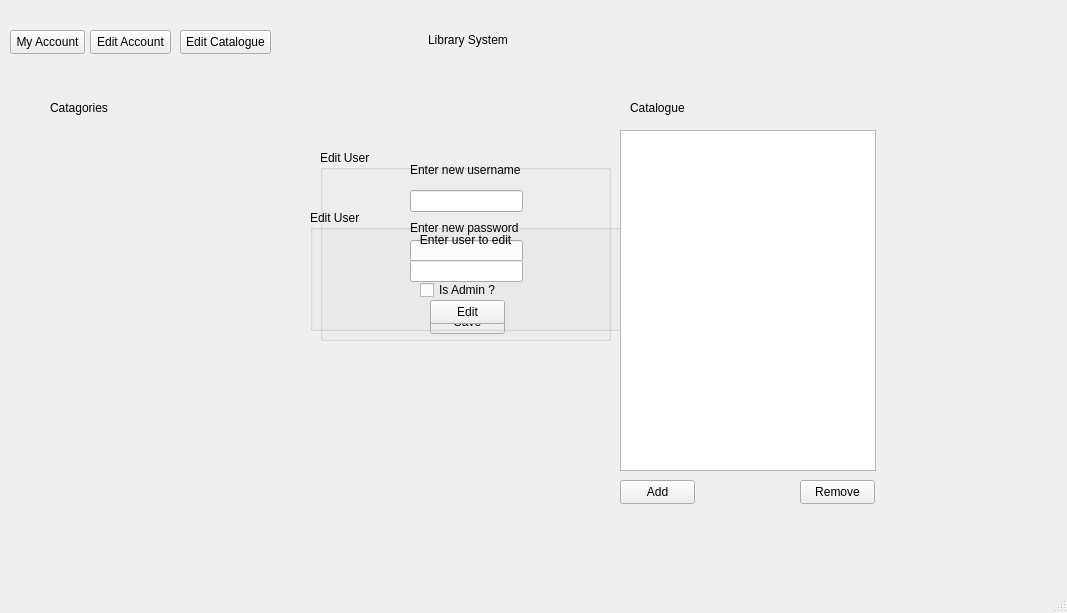
This is LibraryInfoSystem/dashboardwindow.ui in Finnzag/Library-Info-System as Qt 5 draws it before an edit. The edited form follows.
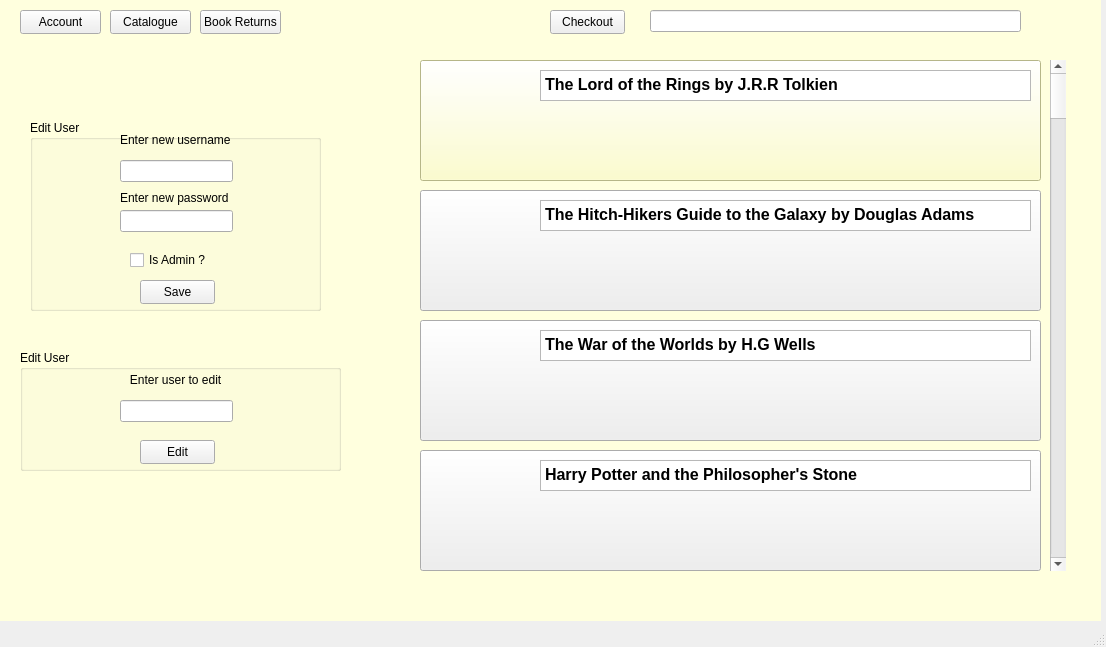
This is the edited form. Icons and pictures are not drawn.

Patch:
```diff
--- a/LibraryInfoSystem/dashboardwindow.ui
+++ b/LibraryInfoSystem/dashboardwindow.ui
@@ -6,97 +6,19 @@
    <rect>
     <x>0</x>
     <y>0</y>
-    <width>1067</width>
-    <height>613</height>
+    <width>1106</width>
+    <height>647</height>
    </rect>
   </property>
   <property name="windowTitle">
    <string>MainWindow</string>
   </property>
   <widget class="QWidget" name="centralwidget">
-   <widget class="QLabel" name="label">
-    <property name="geometry">
-     <rect>
-      <x>428</x>
-      <y>30</y>
-      <width>81</width>
-      <height>20</height>
-     </rect>
-    </property>
-    <property name="text">
-     <string>Library System</string>
-    </property>
-   </widget>
-   <widget class="QLabel" name="label_2">
-    <property name="geometry">
-     <rect>
-      <x>50</x>
-      <y>100</y>
-      <width>61</width>
-      <height>16</height>
-     </rect>
-    </property>
-    <property name="text">
-     <string>Catagories</string>
-    </property>
-   </widget>
-   <widget class="QLabel" name="label_3">
-    <property name="geometry">
-     <rect>
-      <x>630</x>
-      <y>100</y>
-      <width>61</width>
-      <height>16</height>
-     </rect>
-    </property>
-    <property name="text">
-     <string>Catalogue</string>
-    </property>
-   </widget>
-   <widget class="QPushButton" name="EditAccountButton">
-    <property name="geometry">
-     <rect>
-      <x>90</x>
-      <y>30</y>
-      <width>81</width>
-      <height>24</height>
-     </rect>
-    </property>
-    <property name="text">
-     <string>Edit Account</string>
-    </property>
-   </widget>
-   <widget class="QPushButton" name="EditCatalogueButton">
-    <property name="geometry">
-     <rect>
-      <x>180</x>
-      <y>30</y>
-      <width>91</width>
-      <height>24</height>
-     </rect>
-    </property>
-    <property name="text">
-     <string>Edit Catalogue</string>
-    </property>
-   </widget>
-   <widget class="QPushButton" name="MyAccountButton">
-    <property name="geometry">
-     <rect>
-      <x>10</x>
-      <y>30</y>
-      <width>75</width>
-      <height>24</height>
-     </rect>
-    </property>
-    <property name="text">
-     <string>My Account</string>
-    </property>
-   </widget>
    <widget class="QGroupBox" name="editUserBox">
     <property name="geometry">
      <rect>
-      <x>320</x>
-      <y>150</y>
+      <x>30</x>
+      <y>120</y>
       <width>291</width>
       <height>191</height>
      </rect>
@@ -180,8 +102,8 @@
    <widget class="QGroupBox" name="userToEditBox">
     <property name="geometry">
      <rect>
-      <x>310</x>
-      <y>210</y>
+      <x>20</x>
+      <y>350</y>
       <width>321</width>
       <height>121</height>
      </rect>
@@ -226,49 +148,377 @@
      </property>
     </widget>
    </widget>
-   <widget class="QListWidget" name="listWidget">
+   <widget class="QTextEdit" name="textEdit_4">
     <property name="geometry">
      <rect>
-      <x>620</x>
-      <y>130</y>
-      <width>256</width>
-      <height>341</height>
+      <x>540</x>
+      <y>460</y>
+      <width>491</width>
+      <height>31</height>
      </rect>
     </property>
+    <property name="html">
+     <string>&lt;!DOCTYPE HTML PUBLIC &quot;-//W3C//DTD HTML 4.0//EN&quot; &quot;http://www.w3.org/TR/REC-html40/strict.dtd&quot;&gt;
+&lt;html&gt;&lt;head&gt;&lt;meta name=&quot;qrichtext&quot; content=&quot;1&quot; /&gt;&lt;meta charset=&quot;utf-8&quot; /&gt;&lt;style type=&quot;text/css&quot;&gt;
+p, li { white-space: pre-wrap; }
+hr { height: 1px; border-width: 0; }
+li.unchecked::marker { content: &quot;\2610&quot;; }
+li.checked::marker { content: &quot;\2612&quot;; }
+&lt;/style&gt;&lt;/head&gt;&lt;body style=&quot; font-family:'Segoe UI'; font-size:9pt; font-weight:400; font-style:normal;&quot;&gt;
+&lt;p style=&quot; margin-top:0px; margin-bottom:0px; margin-left:0px; margin-right:0px; -qt-block-indent:0; text-indent:0px;&quot;&gt;&lt;span style=&quot; font-size:12pt; font-weight:700;&quot;&gt;Harry Potter and the Philosopher's Stone&lt;/span&gt;&lt;/p&gt;&lt;/body&gt;&lt;/html&gt;</string>
+    </property>
    </widget>
-   <widget class="QPushButton" name="AddButton">
+   <widget class="QLabel" name="label_10">
     <property name="geometry">
      <rect>
-      <x>620</x>
-      <y>480</y>
+      <x>440</x>
+      <y>70</y>
+      <width>81</width>
+      <height>101</height>
+     </rect>
+    </property>
+    <property name="text">
+     <string/>
+    </property>
+    <property name="pixmap">
+     <pixmap resource="images.qrc">:/Images/9780261103252-4.jpg</pixmap>
+    </property>
+    <property name="scaledContents">
+     <bool>true</bool>
+    </property>
+   </widget>
+   <widget class="QTextEdit" name="textEdit_2">
+    <property name="geometry">
+     <rect>
+      <x>540</x>
+      <y>200</y>
+      <width>491</width>
+      <height>31</height>
+     </rect>
+    </property>
+    <property name="html">
+     <string>&lt;!DOCTYPE HTML PUBLIC &quot;-//W3C//DTD HTML 4.0//EN&quot; &quot;http://www.w3.org/TR/REC-html40/strict.dtd&quot;&gt;
+&lt;html&gt;&lt;head&gt;&lt;meta name=&quot;qrichtext&quot; content=&quot;1&quot; /&gt;&lt;meta charset=&quot;utf-8&quot; /&gt;&lt;style type=&quot;text/css&quot;&gt;
+p, li { white-space: pre-wrap; }
+hr { height: 1px; border-width: 0; }
+li.unchecked::marker { content: &quot;\2610&quot;; }
+li.checked::marker { content: &quot;\2612&quot;; }
+&lt;/style&gt;&lt;/head&gt;&lt;body style=&quot; font-family:'Segoe UI'; font-size:9pt; font-weight:400; font-style:normal;&quot;&gt;
+&lt;p style=&quot; margin-top:0px; margin-bottom:0px; margin-left:0px; margin-right:0px; -qt-block-indent:0; text-indent:0px;&quot;&gt;&lt;span style=&quot; font-size:12pt; font-weight:700;&quot;&gt;The Hitch-Hikers Guide to the Galaxy by Douglas Adams&lt;/span&gt;&lt;/p&gt;&lt;/body&gt;&lt;/html&gt;</string>
+    </property>
+   </widget>
+   <widget class="QLabel" name="label_11">
+    <property name="geometry">
+     <rect>
+      <x>440</x>
+      <y>330</y>
+      <width>81</width>
+      <height>101</height>
+     </rect>
+    </property>
+    <property name="text">
+     <string/>
+    </property>
+    <property name="pixmap">
+     <pixmap>:/D:/Assigments/Library Project/the-war-of-the-worlds-55.jpg</pixmap>
+    </property>
+    <property name="scaledContents">
+     <bool>true</bool>
+    </property>
+   </widget>
+   <widget class="QLabel" name="label_7">
+    <property name="geometry">
+     <rect>
+      <x>440</x>
+      <y>460</y>
+      <width>81</width>
+      <height>101</height>
+     </rect>
+    </property>
+    <property name="text">
+     <string/>
+    </property>
+    <property name="pixmap">
+     <pixmap>:/D:/Assigments/Library Project/Harry_Potter_and_the_Philosopher's_Stone_Book_Cover.jpg</pixmap>
+    </property>
+    <property name="scaledContents">
+     <bool>true</bool>
+    </property>
+   </widget>
+   <widget class="QTextEdit" name="textEdit">
+    <property name="geometry">
+     <rect>
+      <x>540</x>
+      <y>70</y>
+      <width>491</width>
+      <height>31</height>
+     </rect>
+    </property>
+    <property name="html">
+     <string>&lt;!DOCTYPE HTML PUBLIC &quot;-//W3C//DTD HTML 4.0//EN&quot; &quot;http://www.w3.org/TR/REC-html40/strict.dtd&quot;&gt;
+&lt;html&gt;&lt;head&gt;&lt;meta name=&quot;qrichtext&quot; content=&quot;1&quot; /&gt;&lt;meta charset=&quot;utf-8&quot; /&gt;&lt;style type=&quot;text/css&quot;&gt;
+p, li { white-space: pre-wrap; }
+hr { height: 1px; border-width: 0; }
+li.unchecked::marker { content: &quot;\2610&quot;; }
+li.checked::marker { content: &quot;\2612&quot;; }
+&lt;/style&gt;&lt;/head&gt;&lt;body style=&quot; font-family:'Segoe UI'; font-size:9pt; font-weight:400; font-style:normal;&quot;&gt;
+&lt;p style=&quot; margin-top:0px; margin-bottom:0px; margin-left:0px; margin-right:0px; -qt-block-indent:0; text-indent:0px;&quot;&gt;&lt;span style=&quot; font-size:12pt; font-weight:700;&quot;&gt;The Lord of the Rings by J.R.R Tolkien&lt;/span&gt;&lt;/p&gt;&lt;/body&gt;&lt;/html&gt;</string>
+    </property>
+   </widget>
+   <widget class="QTextEdit" name="textEdit_3">
+    <property name="geometry">
+     <rect>
+      <x>540</x>
+      <y>330</y>
+      <width>491</width>
+      <height>31</height>
+     </rect>
+    </property>
+    <property name="html">
+     <string>&lt;!DOCTYPE HTML PUBLIC &quot;-//W3C//DTD HTML 4.0//EN&quot; &quot;http://www.w3.org/TR/REC-html40/strict.dtd&quot;&gt;
+&lt;html&gt;&lt;head&gt;&lt;meta name=&quot;qrichtext&quot; content=&quot;1&quot; /&gt;&lt;meta charset=&quot;utf-8&quot; /&gt;&lt;style type=&quot;text/css&quot;&gt;
+p, li { white-space: pre-wrap; }
+hr { height: 1px; border-width: 0; }
+li.unchecked::marker { content: &quot;\2610&quot;; }
+li.checked::marker { content: &quot;\2612&quot;; }
+&lt;/style&gt;&lt;/head&gt;&lt;body style=&quot; font-family:'Segoe UI'; font-size:9pt; font-weight:400; font-style:normal;&quot;&gt;
+&lt;p style=&quot; margin-top:0px; margin-bottom:0px; margin-left:0px; margin-right:0px; -qt-block-indent:0; text-indent:0px;&quot;&gt;&lt;span style=&quot; font-size:12pt; font-weight:700;&quot;&gt;The War of the Worlds by H.G Wells&lt;/span&gt;&lt;/p&gt;&lt;/body&gt;&lt;/html&gt;</string>
+    </property>
+   </widget>
+   <widget class="QPushButton" name="pushButton_8">
+    <property name="geometry">
+     <rect>
+      <x>420</x>
+      <y>190</y>
+      <width>621</width>
+      <height>121</height>
+     </rect>
+    </property>
+    <property name="text">
+     <string/>
+    </property>
+   </widget>
+   <widget class="QPushButton" name="pushButton_9">
+    <property name="geometry">
+     <rect>
+      <x>420</x>
+      <y>320</y>
+      <width>621</width>
+      <height>121</height>
+     </rect>
+    </property>
+    <property name="text">
+     <string/>
+    </property>
+   </widget>
+   <widget class="QLabel" name="label_12">
+    <property name="geometry">
+     <rect>
+      <x>440</x>
+      <y>460</y>
+      <width>81</width>
+      <height>101</height>
+     </rect>
+    </property>
+    <property name="text">
+     <string/>
+    </property>
+    <property name="pixmap">
+     <pixmap resource="images.qrc">:/Images/Harry_Potter_and_the_Philosopher's_Stone_Book_Cover.jpg</pixmap>
+    </property>
+    <property name="scaledContents">
+     <bool>true</bool>
+    </property>
+   </widget>
+   <widget class="QPushButton" name="pushButton_10">
+    <property name="geometry">
+     <rect>
+      <x>420</x>
+      <y>450</y>
+      <width>621</width>
+      <height>121</height>
+     </rect>
+    </property>
+    <property name="text">
+     <string/>
+    </property>
+   </widget>
+   <widget class="QLabel" name="label_14">
+    <property name="geometry">
+     <rect>
+      <x>440</x>
+      <y>330</y>
+      <width>81</width>
+      <height>101</height>
+     </rect>
+    </property>
+    <property name="text">
+     <string/>
+    </property>
+    <property name="pixmap">
+     <pixmap resource="images.qrc">:/Images/the-war-of-the-worlds-55.jpg</pixmap>
+    </property>
+    <property name="scaledContents">
+     <bool>true</bool>
+    </property>
+   </widget>
+   <widget class="QLabel" name="label_15">
+    <property name="geometry">
+     <rect>
+      <x>440</x>
+      <y>200</y>
+      <width>81</width>
+      <height>101</height>
+     </rect>
+    </property>
+    <property name="text">
+     <string/>
+    </property>
+    <property name="pixmap">
+     <pixmap resource="images.qrc">:/Images/9781529046137-1.jpg</pixmap>
+    </property>
+    <property name="scaledContents">
+     <bool>true</bool>
+    </property>
+   </widget>
+   <widget class="QPushButton" name="pushButton_7">
+    <property name="geometry">
+     <rect>
+      <x>420</x>
+      <y>60</y>
+      <width>621</width>
+      <height>121</height>
+     </rect>
+    </property>
+    <property name="styleSheet">
+     <string notr="true">background-color: rgb(255, 255, 191);
+color: rgb(255, 255, 191);</string>
+    </property>
+    <property name="text">
+     <string/>
+    </property>
+   </widget>
+   <widget class="QScrollBar" name="verticalScrollBar">
+    <property name="geometry">
+     <rect>
+      <x>1050</x>
+      <y>60</y>
+      <width>16</width>
+      <height>511</height>
+     </rect>
+    </property>
+    <property name="orientation">
+     <enum>Qt::Vertical</enum>
+    </property>
+   </widget>
+   <widget class="QPushButton" name="pushButton_11">
+    <property name="geometry">
+     <rect>
+      <x>550</x>
+      <y>10</y>
       <width>75</width>
       <height>24</height>
      </rect>
     </property>
     <property name="text">
-     <string>Add</string>
+     <string>Checkout</string>
     </property>
    </widget>
-   <widget class="QPushButton" name="RemoveButton">
+   <widget class="QPushButton" name="pushButton_3">
     <property name="geometry">
      <rect>
-      <x>800</x>
-      <y>480</y>
-      <width>75</width>
+      <x>200</x>
+      <y>10</y>
+      <width>81</width>
       <height>24</height>
      </rect>
     </property>
     <property name="text">
-     <string>Remove</string>
+     <string>Book Returns</string>
     </property>
    </widget>
+   <widget class="QPushButton" name="pushButton_2">
+    <property name="geometry">
+     <rect>
+      <x>110</x>
+      <y>10</y>
+      <width>81</width>
+      <height>24</height>
+     </rect>
+    </property>
+    <property name="text">
+     <string>Catalogue</string>
+    </property>
+   </widget>
+   <widget class="QPushButton" name="pushButton">
+    <property name="geometry">
+     <rect>
+      <x>20</x>
+      <y>10</y>
+      <width>81</width>
+      <height>24</height>
+     </rect>
+    </property>
+    <property name="text">
+     <string>Account</string>
+    </property>
+   </widget>
+   <widget class="QLineEdit" name="lineEdit">
+    <property name="geometry">
+     <rect>
+      <x>650</x>
+      <y>10</y>
+      <width>371</width>
+      <height>22</height>
+     </rect>
+    </property>
+   </widget>
+   <widget class="QLabel" name="label">
+    <property name="geometry">
+     <rect>
+      <x>0</x>
+      <y>0</y>
+      <width>1101</width>
+      <height>621</height>
+     </rect>
+    </property>
+    <property name="styleSheet">
+     <string notr="true">background-color: rgb(255, 255, 222);</string>
+    </property>
+    <property name="text">
+     <string/>
+    </property>
+   </widget>
+   <zorder>label</zorder>
+   <zorder>pushButton_10</zorder>
+   <zorder>pushButton_9</zorder>
+   <zorder>pushButton_8</zorder>
+   <zorder>pushButton_7</zorder>
+   <zorder>editUserBox</zorder>
+   <zorder>userToEditBox</zorder>
+   <zorder>textEdit_4</zorder>
+   <zorder>textEdit_2</zorder>
+   <zorder>label_11</zorder>
+   <zorder>label_7</zorder>
+   <zorder>textEdit</zorder>
+   <zorder>textEdit_3</zorder>
+   <zorder>label_12</zorder>
+   <zorder>label_14</zorder>
+   <zorder>label_15</zorder>
+   <zorder>verticalScrollBar</zorder>
+   <zorder>pushButton_11</zorder>
+   <zorder>pushButton_3</zorder>
+   <zorder>pushButton_2</zorder>
+   <zorder>pushButton</zorder>
+   <zorder>lineEdit</zorder>
+   <zorder>label_10</zorder>
   </widget>
   <widget class="QMenuBar" name="menubar">
    <property name="geometry">
     <rect>
      <x>0</x>
      <y>0</y>
-     <width>1067</width>
+     <width>1106</width>
      <height>22</height>
     </rect>
    </property>
```
Left out of the diff: 4 changed lines with no effect on the pictures.
